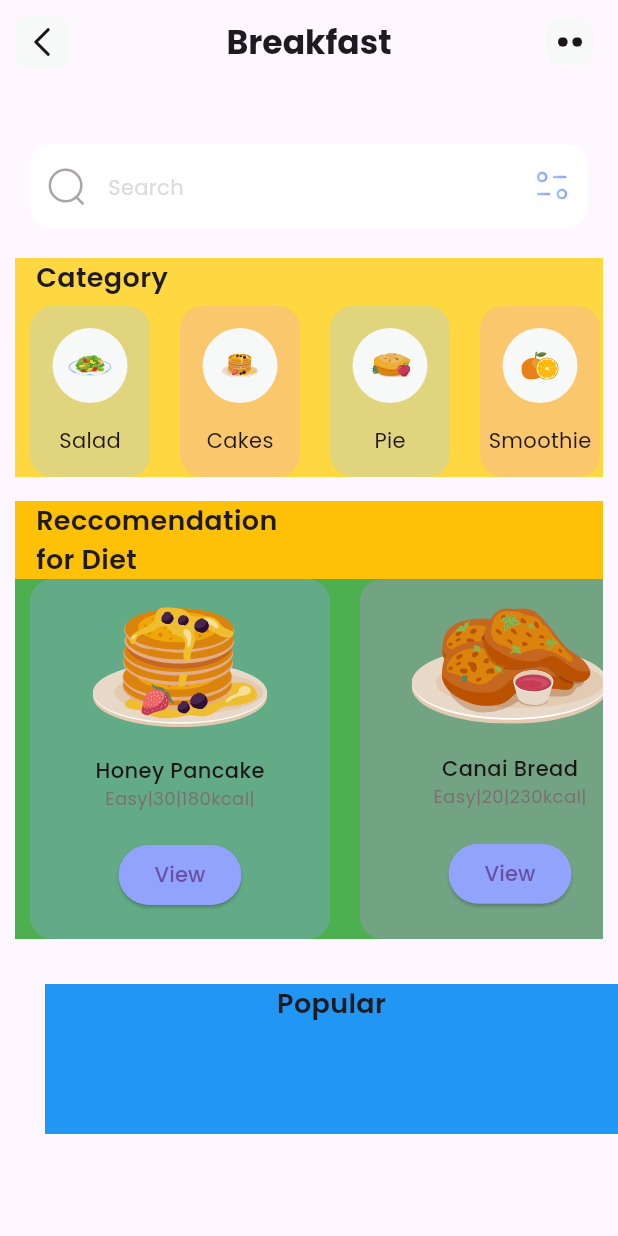
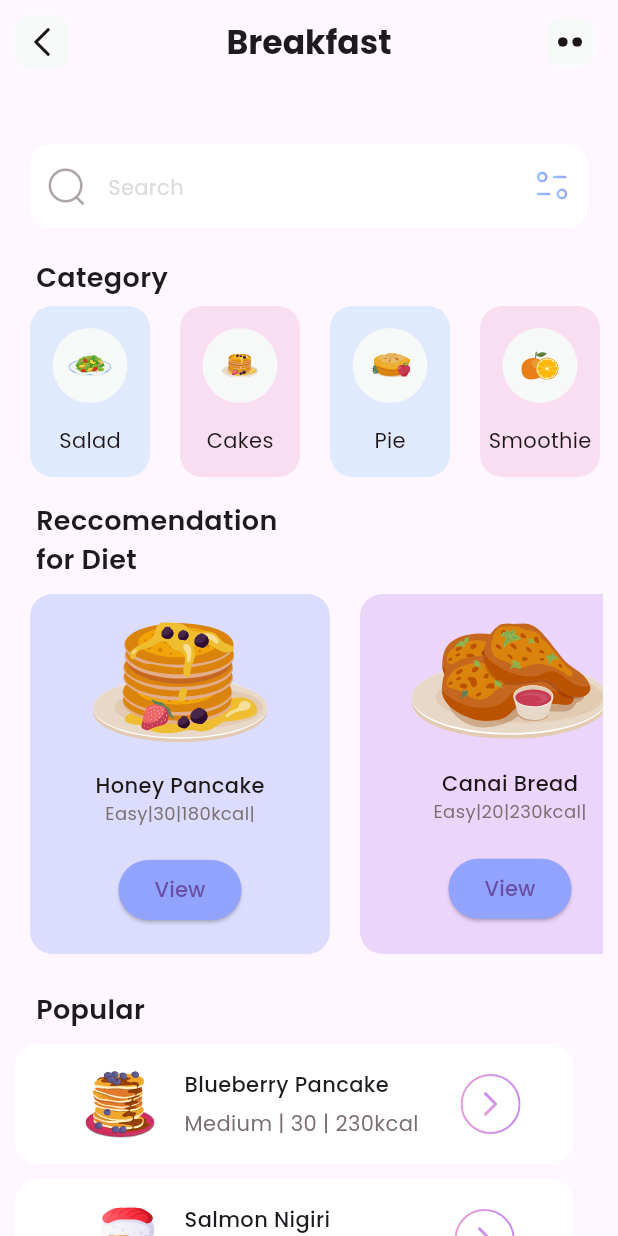
Before and after one commit to notYouralex/Meal_Plan_Page, a Flutter app: the screen it shows after launch, on a phone screen of 412 x 824 dp. Run offline on Flutter 3.47's test engine with Material 3 defaults, Android fonts, the phone set to English and light mode, and no system bars; our stand-ins replace flutter_svg.

Commit message:
created the popular widget

```diff
--- /dev/null
+++ b/lib/models/popular_model.dart
@@ -0,0 +1,18 @@
+
+class PopularModel{
+
+  String iconPath;
+  String name;
+  String level;
+  int duration;
+  int cal;
+
+  PopularModel({
+    required this.name,
+    required this.level,
+    required this.duration,
+    required this.cal,
+    required this.iconPath,
+  });
+
+}
--- a/lib/widgets/category_section.dart
+++ b/lib/widgets/category_section.dart
@@ -16,7 +16,6 @@ class CategorySection extends StatelessWidget {
   @override
   Widget build(BuildContext context) {
   return Container(
-    color: Colors.amberAccent,
     margin: const EdgeInsets.only(left: 10, top: 20, right: 10),
     child: Column(
       mainAxisSize: MainAxisSize.min, // Fit content instead of fixed height
--- a/lib/widgets/popular_section.dart
+++ b/lib/widgets/popular_section.dart
@@ -1,21 +1,98 @@
 import 'package:flutter/material.dart';
+import 'package:flutter_svg/flutter_svg.dart';
+import 'package:practice/models/popular_model.dart';
 import 'package:practice/widgets/section_title.dart';
 
 class PopularSection extends StatelessWidget {
-  const PopularSection({super.key});
+  PopularSection({super.key});
+
+  final List<PopularModel> popularList = [
+    PopularModel(
+      name: 'Blueberry Pancake',
+      level: 'Medium',
+      duration: 30,
+      cal: 230,
+      iconPath: 'assets/icons/blueberry_pancake.svg',
+    ),
+    PopularModel(
+      name: 'Salmon Nigiri',
+      level: 'Medium',
+      duration: 20,
+      cal: 120,
+      iconPath: 'assets/icons/salmon_nigiri.svg',
+    ),
+  ];
 
   @override
   Widget build(BuildContext context) {
     return Container(
       width: double.infinity,
-      height: 100,
-      margin: EdgeInsets.only(top: 30,left: 30),
-      color: Colors.blue,
+      margin: EdgeInsets.only(top: 24, left: 10, right: 10),
       child: Column(
+        crossAxisAlignment: CrossAxisAlignment.start,
         children: [
-          SectionTitle(title: 'Popular')
+          Padding(
+            padding: const EdgeInsets.only(left: 14),
+            child: SectionTitle(title: 'Popular'),
+          ),
+          SizedBox(
+            height: 140,
+            child: ListView.builder(
+              scrollDirection: Axis.vertical,
+              itemCount: popularList.length,
+              itemBuilder: popularCard,
+            ),
+          ),
         ],
       ),
     );
   }
+
+  Widget? popularCard(context, index) => Container(
+    height: 80,
+    margin: EdgeInsets.only(left: 10, top: 10, right: 10),
+    decoration: BoxDecoration(
+      borderRadius: BorderRadius.circular(15),
+      boxShadow: [
+        BoxShadow(
+          color: Color(0xFFFFFFFF),
+          offset: Offset(-10, 0)
+        ),
+      ],
+    ),
+    child: Row(
+      crossAxisAlignment: CrossAxisAlignment.center,
+      mainAxisAlignment: MainAxisAlignment.center,
+      children: [
+        SvgPicture.asset(popularList[index].iconPath),
+        Container(
+          margin: EdgeInsets.only(left: 20),
+          child: Column(
+            crossAxisAlignment: CrossAxisAlignment.start,
+            mainAxisAlignment: MainAxisAlignment.spaceEvenly,
+            mainAxisSize: MainAxisSize.min,
+            spacing: 6,
+            children: [
+              Text(popularList[index].name,
+                style: TextStyle(fontWeight: FontWeight.w500),
+              ),
+              Text(
+                '${popularList[index].level} | ${popularList[index].duration} | ${popularList[index].cal}kcal',
+                style: TextStyle(color: Color(0xFF7B6F72)),
+              ),
+            ],
+          ),
+        ),
+        IconButton(
+          icon: Container(
+            margin: EdgeInsets.only(left: 20),
+            height: 40,
+            width: 40,
+            child: SvgPicture.asset('assets/icons/button.svg'),
+          ),
+          onPressed: () => {},
+        ),
+      ],
+    ),
+  );
 }
--- a/lib/widgets/recommendation_section.dart
+++ b/lib/widgets/recommendation_section.dart
@@ -15,7 +15,6 @@ class RecommendationSection extends StatelessWidget {
   Widget build(BuildContext context) {
     return Container(
       margin: EdgeInsets.only(top: 16, left: 10, right: 10),
-      color: Colors.amber,
       child: Column(
         mainAxisSize: MainAxisSize.min,
         crossAxisAlignment: CrossAxisAlignment.start,
@@ -25,8 +24,8 @@ class RecommendationSection extends StatelessWidget {
             child: SectionTitle(title: "Reccomendation\nfor Diet",)
         ),
         Container(
+          margin: EdgeInsets.only(top: 10),
           height: 240,
-          color: Colors.green,
           child: ListView.builder(
             scrollDirection: Axis.horizontal,
             itemCount: listRecommendation.length,
```
